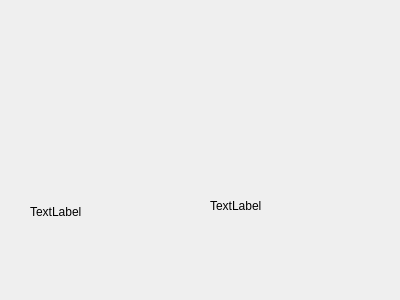
TommyZhang936/MyQTP, file SwitchPushButton/widget.ui: the form before one commit.
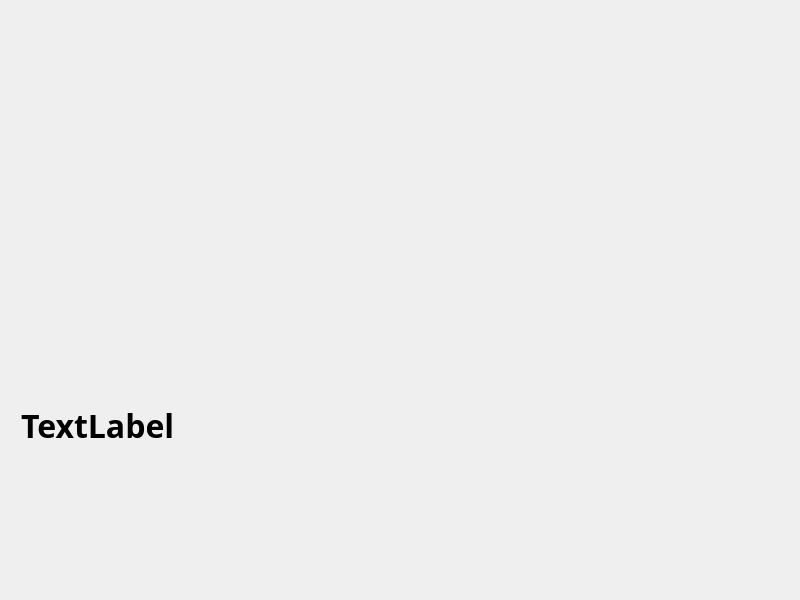
The form after the commit.

What changed in the file:
```diff
--- a/SwitchPushButton/widget.ui
+++ b/SwitchPushButton/widget.ui
@@ -6,38 +6,73 @@
    <rect>
     <x>0</x>
     <y>0</y>
-    <width>400</width>
-    <height>300</height>
+    <width>800</width>
+    <height>600</height>
    </rect>
   </property>
+  <property name="minimumSize">
+   <size>
+    <width>800</width>
+    <height>600</height>
+   </size>
+  </property>
   <property name="windowTitle">
    <string>Widget</string>
   </property>
-  <widget class="QLabel" name="label_1">
+  <widget class="QWidget" name="">
    <property name="geometry">
     <rect>
-     <x>30</x>
-     <y>181</y>
-     <width>141</width>
-     <height>61</height>
+     <x>10</x>
+     <y>10</y>
+     <width>601</width>
+     <height>451</height>
     </rect>
    </property>
-   <property name="text">
-    <string>TextLabel</string>
-   </property>
-  </widget>
-  <widget class="QLabel" name="label_2">
-   <property name="geometry">
-    <rect>
-     <x>210</x>
-     <y>180</y>
-     <width>161</width>
-     <height>51</height>
-    </rect>
-   </property>
-   <property name="text">
-    <string>TextLabel</string>
-   </property>
+   <layout class="QVBoxLayout" name="verticalLayout">
+    <item>
+     <widget class="QWidget" name="widget_1" native="true">
+      <property name="maximumSize">
+       <size>
+        <width>16777215</width>
+        <height>300</height>
+       </size>
+      </property>
+     </widget>
+    </item>
+    <item>
+     <widget class="QWidget" name="widget_2" native="true">
+      <property name="minimumSize">
+       <size>
+        <width>0</width>
+        <height>300</height>
+       </size>
+      </property>
+      <zorder>widget_1</zorder>
+      <zorder>widget_1</zorder>
+     </widget>
+    </item>
+    <item>
+     <widget class="QLabel" name="label_1">
+      <property name="maximumSize">
+       <size>
+        <width>500</width>
+        <height>50</height>
+       </size>
+      </property>
+      <property name="font">
+       <font>
+        <family>Aharoni</family>
+        <pointsize>24</pointsize>
+        <weight>75</weight>
+        <bold>true</bold>
+       </font>
+      </property>
+      <property name="text">
+       <string>TextLabel</string>
+      </property>
+     </widget>
+    </item>
+   </layout>
   </widget>
  </widget>
  <layoutdefault spacing="6" margin="11"/>
```
